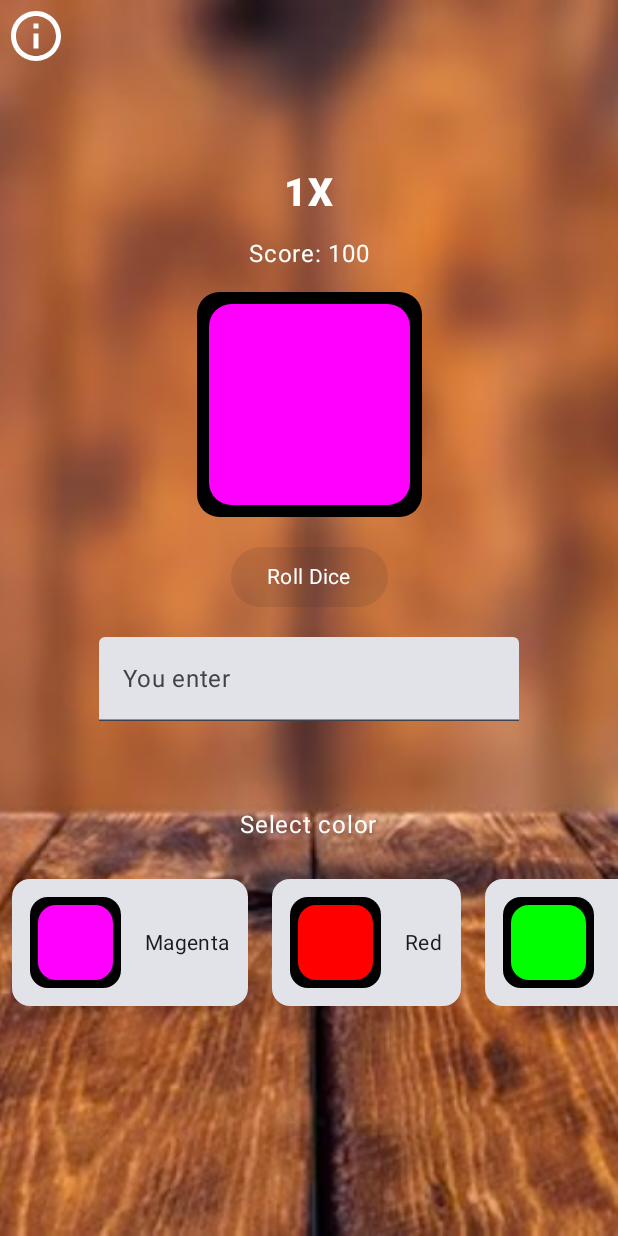
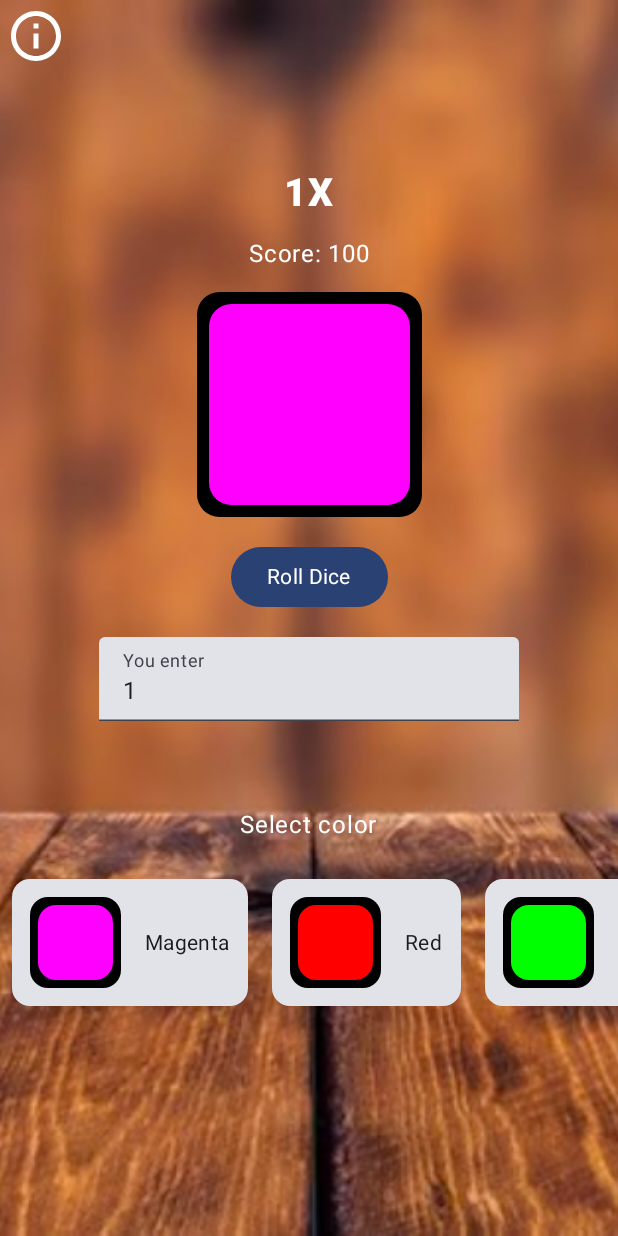
Before and after one commit to afonyAAAA/sportApp, an Android app built with Jetpack Compose: the composable ReallyApp shown on its own in the app's theme, after a tap on "Magenta", on a phone screen of 412 x 824 dp. Run offline under Robolectric (Android 15) with nearby library versions, the phone set to English and light mode, and no system bars; 4 statements that could not run were skipped; 1 other tap on this screen came first.

Commit message:
app is ready (exactly)

```diff
--- a/app/src/main/java/brazilian/sports/craze/MainActivity.kt
+++ b/app/src/main/java/brazilian/sports/craze/MainActivity.kt
@@ -184,11 +184,17 @@ class MainActivity : ComponentActivity() {
 @Composable
 fun ReallyApp(viewModel: GameViewModel){
 
-
     val context = LocalContext.current
     val clipBox = RoundedCornerShape(15.dp)
     val aniSpecFloat = tween<Float>(durationMillis = 500, delayMillis = 300)
     val numberFormat = NumberFormat.getNumberInstance(Locale.US)
+
+    Image(
+        painter = painterResource(id = R.drawable.background_app),
+        contentDescription = "",
+        contentScale = ContentScale.Crop,
+        modifier = Modifier.fillMaxSize()
+    )
 
     if(!viewModel.isStartGame){
         WelcomeFragment(text = stringResource(id = R.string.app_name)){
@@ -529,7 +535,6 @@ fun WelcomeFragment(
         var counterText by rememberSaveable { mutableStateOf(0) }
         var counterColor by rememberSaveable { mutableStateOf(0) }
         val colorList = listOf(
-            Color.Black,
             Color.Red,
             Color.Green,
             Color.Blue,
@@ -555,6 +560,7 @@ fun WelcomeFragment(
                 }
             },
             fontSize = 26.sp,
+            color = Color.White,
             fontWeight = FontWeight.ExtraBold,
         )
 
--- a/app/src/main/java/brazilian/sports/craze/viewModels/GameViewModel.kt
+++ b/app/src/main/java/brazilian/sports/craze/viewModels/GameViewModel.kt
@@ -24,7 +24,7 @@ class GameViewModel : ViewModel() {
     var targetColors by mutableStateOf(mutableListOf<MyColor?>())
     var changeColor by mutableStateOf<MyColor?>(null)
     var score by mutableStateOf(100.0)
-    var numberStringBet by mutableStateOf("")
+    var numberStringBet by mutableStateOf("1")
     var showDialogAboutGame by mutableStateOf(false)
     var isStartGame by mutableStateOf(false)
 
```
